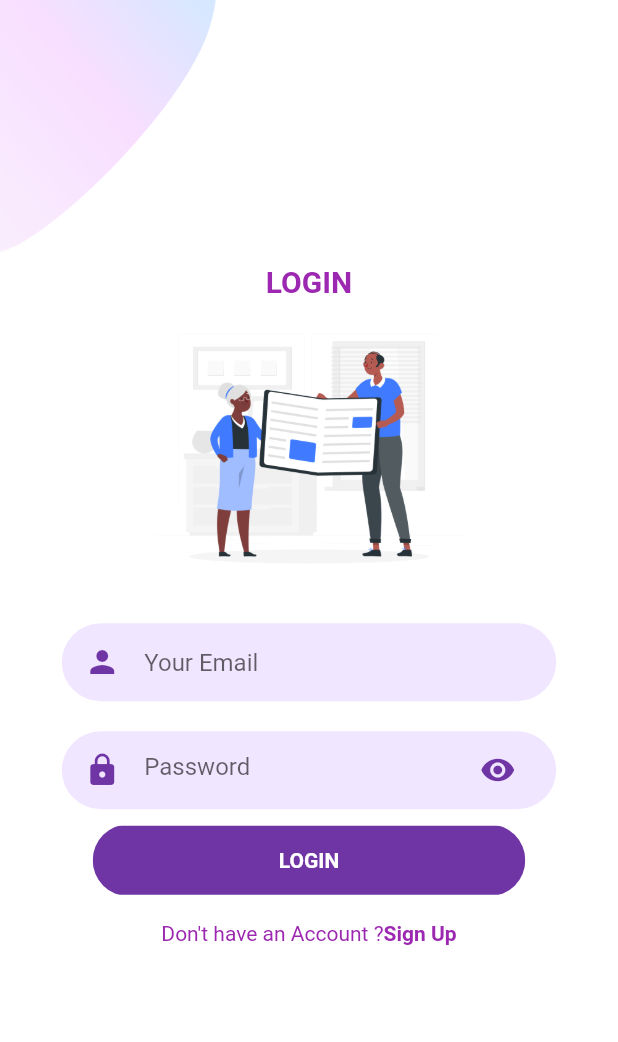
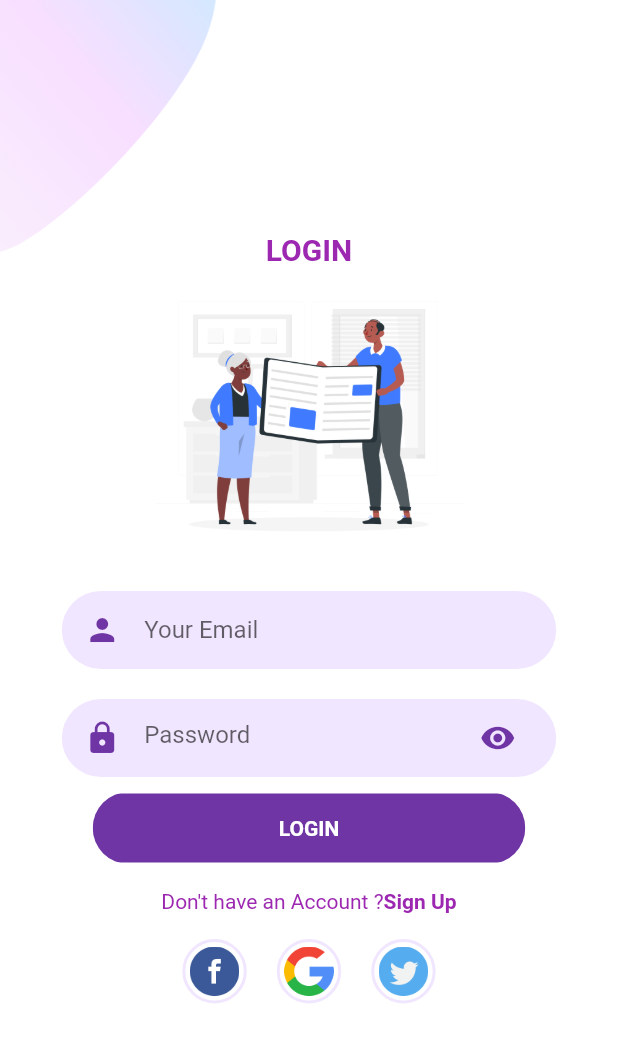
Before and after one commit to thefvnday/Shoes-Frontend-Flutter, a Flutter app: the screen it shows after launch, after a tap on "LOGIN", on a phone screen of 412 x 824 dp. Shown: the top 1042 px of the screen. Run offline on Flutter 3.47's test engine with Material 2 defaults, Android fonts, the light colour scheme and no system bars; our stand-ins replace flutter_svg.

Commit message:
menambahkan icon medsos di login screen

```diff
--- a/lib/Screens/Login/components/body.dart
+++ b/lib/Screens/Login/components/body.dart
@@ -1,15 +1,14 @@
 import 'package:flutter/material.dart';
 import 'package:sepasang/Screens/Home/home_screen.dart';
 import 'package:sepasang/Screens/Login/components/background.dart';
+import 'package:sepasang/Screens/Signup/components/social_icon.dart';
 import 'package:sepasang/Screens/Signup/signup_screen.dart';
 import 'package:sepasang/components/already_have_an_account.dart';
 import 'package:sepasang/components/rounded_button.dart';
 import 'package:sepasang/components/rounded_input_field.dart';
 import 'package:sepasang/components/rounded_password_field.dart.dart';
 
-
 class Body extends StatefulWidget {
-
   @override
   _BodyState createState() => _BodyState();
 }
@@ -31,7 +30,6 @@ class _BodyState extends State<Body> {
                 fontSize: 20,
                 color: Colors.purple),
           ),
-
           Positioned(
             bottom: 0,
             left: 0,
@@ -40,13 +38,12 @@ class _BodyState extends State<Body> {
               width: size.width * 0.5,
             ),
           ),
-
           RoundedInputField(
             hinText: "Your Email",
             onChanged: (value) {},
           ),
           RoundedPasswordField(
-            onshowpassword: (){
+            onshowpassword: () {
               setState(() {
                 isfisible = !isfisible;
               });
@@ -56,7 +53,7 @@ class _BodyState extends State<Body> {
           ),
           RoundedButton(
             text: "LOGIN",
-            press: (){
+            press: () {
               Navigator.push(
                 context,
                 MaterialPageRoute(
@@ -67,7 +64,6 @@ class _BodyState extends State<Body> {
               );
             },
           ),
-
           AlreadyHaveAnAccountCheck(
             press: () {
               Navigator.push(
@@ -79,6 +75,27 @@ class _BodyState extends State<Body> {
                 ),
               );
             },
+          ),
+          Row(
+              mainAxisAlignment: MainAxisAlignment.center,
+              children: <Widget>[
+
+                SocialIcon(
+                  iconSrc: "assets/images/facebook.png",
+                  press: (){},
+                ),
+
+                SocialIcon(
+                  iconSrc: "assets/images/google.png",
+                  press: (){},
+                ),
+
+                SocialIcon(
+                  iconSrc: "assets/images/twitter.png",
+                  press: (){},
+                ),
+
+              ],
             )
         ],
       ),
```
Lines whose indentation alone changed are shown as unchanged.
